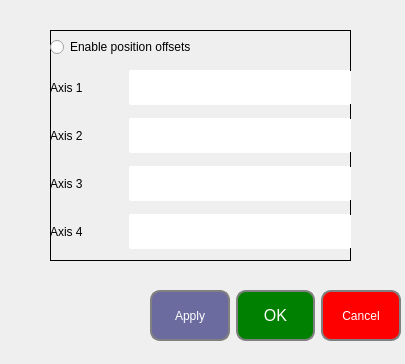
Above: ECA_SOLEIL_ZMI4104C/positionoffsetform.ui from guepy/ECA_ZMI4104C_main before the change. Below: the same form after it.
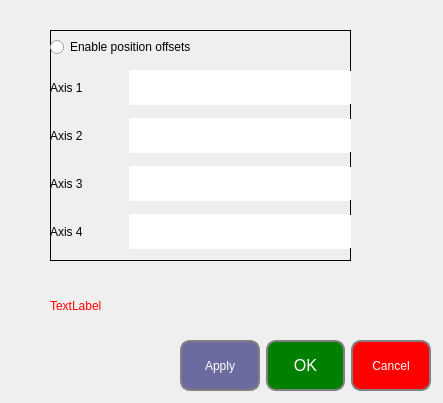
That is the form after the change.

The edit to the form file:
```diff
--- a/ECA_SOLEIL_ZMI4104C/positionoffsetform.ui
+++ b/ECA_SOLEIL_ZMI4104C/positionoffsetform.ui
@@ -6,8 +6,8 @@
    <rect>
     <x>0</x>
     <y>0</y>
-    <width>405</width>
-    <height>364</height>
+    <width>443</width>
+    <height>403</height>
    </rect>
   </property>
   <property name="windowTitle">
@@ -240,8 +240,8 @@
   <widget class="QWidget" name="ButtonForm" native="true">
    <property name="geometry">
     <rect>
-     <x>0</x>
-     <y>290</y>
+     <x>30</x>
+     <y>340</y>
      <width>401</width>
      <height>51</height>
     </rect>
@@ -329,6 +329,24 @@
     </item>
    </layout>
   </widget>
+  <widget class="QLabel" name="label">
+   <property name="geometry">
+    <rect>
+     <x>50</x>
+     <y>290</y>
+     <width>351</width>
+     <height>31</height>
+    </rect>
+   </property>
+   <property name="styleSheet">
+    <string notr="true">
+font: 75 12pt &quot;MS Shell Dlg 2&quot;;
+color: red;</string>
+   </property>
+   <property name="text">
+    <string>TextLabel</string>
+   </property>
+  </widget>
  </widget>
  <resources/>
  <connections/>
```
